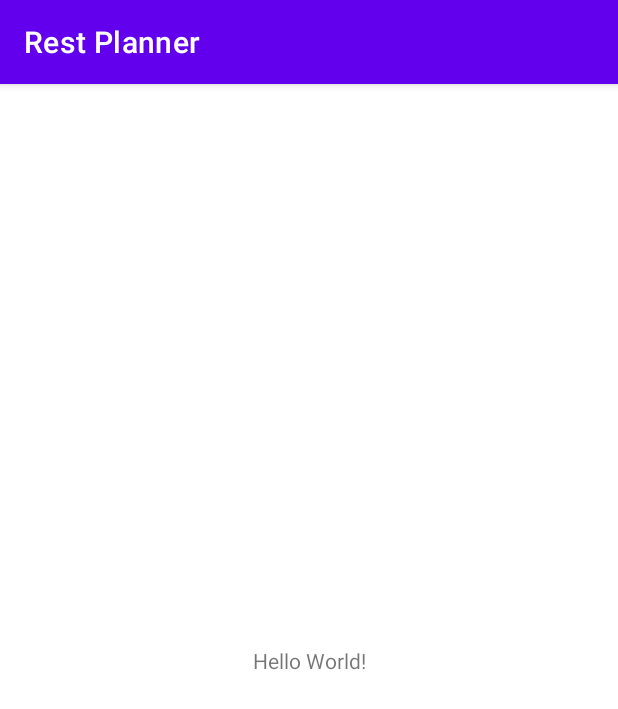
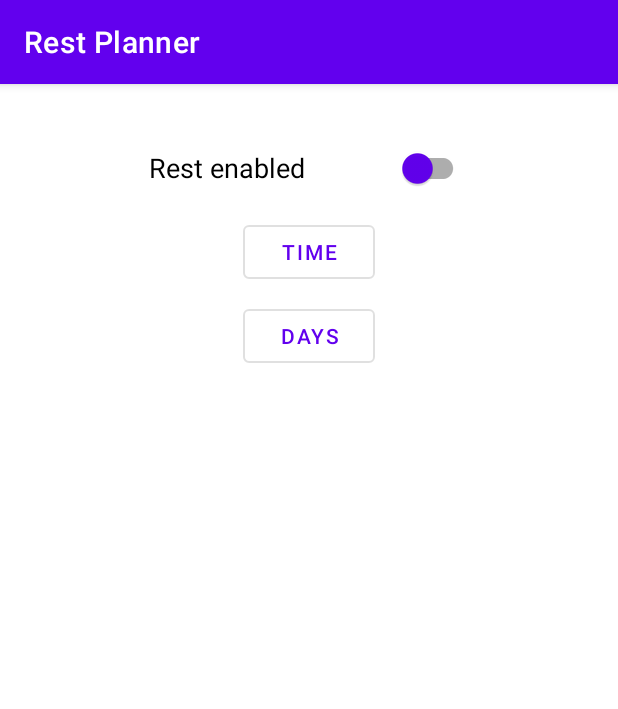
Before and after one commit to sergeevvs/rest-planner, an Android app: the screen it shows after launch (MainActivity), on a phone screen of 412 x 824 dp. Shown: the top 709 px of the screen. Run offline under Robolectric (Android 15) with nearby library versions, the phone set to English and light mode, and no system bars.

Commit message:
Time picker fragment. Process.

```diff
--- /dev/null
+++ b/app/src/main/java/com/github/sergeevvs/restplanner/MainFragment.kt
@@ -0,0 +1,28 @@
+package com.github.sergeevvs.restplanner
+
+import android.os.Bundle
+import android.view.LayoutInflater
+import android.view.View
+import android.view.ViewGroup
+import androidx.fragment.app.Fragment
+import com.github.sergeevvs.restplanner.databinding.FragmentMainBinding
+
+
+class MainFragment : Fragment() {
+
+    override fun onCreateView(
+        inflater: LayoutInflater,
+        container: ViewGroup?,
+        savedInstanceState: Bundle?,
+    ): View {
+        val binding = FragmentMainBinding.inflate(layoutInflater)
+
+        binding.btnTime.setOnClickListener { onBtnTimeClicked() }
+
+        return binding.root
+    }
+
+    private fun onBtnTimeClicked() {
+        val bottomModal = TimeFragment().show(parentFragmentManager, "tag")
+    }
+}
--- a/app/src/main/res/layout/activity_main.xml
+++ b/app/src/main/res/layout/activity_main.xml
@@ -6,13 +6,6 @@
     android:layout_height="match_parent"
     tools:context=".MainActivity">
 
-    <TextView
-        android:layout_width="wrap_content"
-        android:layout_height="wrap_content"
-        android:text="Hello World!"
-        app:layout_constraintBottom_toBottomOf="parent"
-        app:layout_constraintLeft_toLeftOf="parent"
-        app:layout_constraintRight_toRightOf="parent"
-        app:layout_constraintTop_toTopOf="parent" />
+    <include layout="@layout/content_main" />
 
 </androidx.constraintlayout.widget.ConstraintLayout>
--- /dev/null
+++ b/app/src/main/res/layout/content_main.xml
@@ -0,0 +1,15 @@
+<?xml version="1.0" encoding="utf-8"?>
+<FrameLayout xmlns:android="http://schemas.android.com/apk/res/android"
+    xmlns:app="http://schemas.android.com/apk/res-auto"
+    android:layout_width="match_parent"
+    android:layout_height="match_parent">
+
+    <androidx.fragment.app.FragmentContainerView
+        android:id="@+id/nav_host_fragment"
+        android:name="androidx.navigation.fragment.NavHostFragment"
+        android:layout_width="match_parent"
+        android:layout_height="match_parent"
+        app:defaultNavHost="true"
+        app:navGraph="@navigation/nav_graph" />
+
+</FrameLayout>
--- /dev/null
+++ b/app/src/main/res/layout/fragment_main.xml
@@ -0,0 +1,42 @@
+<?xml version="1.0" encoding="utf-8"?>
+<androidx.constraintlayout.widget.ConstraintLayout xmlns:android="http://schemas.android.com/apk/res/android"
+    xmlns:app="http://schemas.android.com/apk/res-auto"
+    android:layout_width="match_parent"
+    android:layout_height="match_parent"
+    android:padding="@dimen/layout_padding">
+
+    <com.google.android.material.switchmaterial.SwitchMaterial
+        android:id="@+id/switch_rest_planner_activating"
+        android:layout_width="wrap_content"
+        android:layout_height="wrap_content"
+        android:ems="10"
+        android:text="@string/rest_enabled"
+        android:textSize="@dimen/text_size"
+        app:layout_constraintEnd_toEndOf="parent"
+        app:layout_constraintStart_toStartOf="parent"
+        app:layout_constraintTop_toTopOf="parent"
+        app:thumbTint="?attr/colorPrimary" />
+
+    <Button
+        android:id="@+id/btn_time"
+        style="@style/Widget.MaterialComponents.Button.OutlinedButton"
+        android:layout_width="wrap_content"
+        android:layout_height="wrap_content"
+        android:layout_marginTop="@dimen/btn_margin"
+        android:text="@string/time"
+        app:layout_constraintEnd_toEndOf="parent"
+        app:layout_constraintStart_toStartOf="parent"
+        app:layout_constraintTop_toBottomOf="@+id/switch_rest_planner_activating" />
+
+    <Button
+        android:id="@+id/btn_days"
+        style="@style/Widget.MaterialComponents.Button.OutlinedButton"
+        android:layout_width="wrap_content"
+        android:layout_height="wrap_content"
+        android:layout_marginTop="@dimen/btn_margin"
+        android:text="@string/days"
+        app:layout_constraintEnd_toEndOf="parent"
+        app:layout_constraintStart_toStartOf="parent"
+        app:layout_constraintTop_toBottomOf="@+id/btn_time" />
+
+</androidx.constraintlayout.widget.ConstraintLayout>
--- /dev/null
+++ b/app/src/main/res/navigation/nav_graph.xml
@@ -0,0 +1,22 @@
+<?xml version="1.0" encoding="utf-8"?>
+<navigation xmlns:android="http://schemas.android.com/apk/res/android"
+    xmlns:app="http://schemas.android.com/apk/res-auto"
+    xmlns:tools="http://schemas.android.com/tools"
+    android:id="@+id/nav_graph.xml"
+    app:startDestination="@id/mainFragment">
+
+    <fragment
+        android:id="@+id/mainFragment"
+        android:name="com.github.sergeevvs.restplanner.MainFragment"
+        android:label="MainFragment"
+        tools:layout="@layout/fragment_main">
+        <action
+            android:id="@+id/action_mainFragment_to_timeFragment"
+            app:destination="@id/timeFragment" />
+    </fragment>
+    <fragment
+        android:id="@+id/timeFragment"
+        android:name="com.github.sergeevvs.restplanner.TimeFragment"
+        android:label="TimeFragment"
+        tools:layout="@layout/fragment_time" />
+</navigation>
--- /dev/null
+++ b/app/src/main/res/values/dimens.xml
@@ -0,0 +1,8 @@
+<?xml version="1.0" encoding="utf-8"?>
+<resources>
+    <dimen name="layout_padding">32dp</dimen>
+    <dimen name="text_size">18sp</dimen>
+    <dimen name="rb_text_size">16sp</dimen>
+    <dimen name="rb_padding">16dp</dimen>
+    <dimen name="btn_margin">8dp</dimen>
+</resources>
--- a/app/src/main/res/values/strings.xml
+++ b/app/src/main/res/values/strings.xml
@@ -1,3 +1,11 @@
 <resources>
     <string name="app_name">Rest Planner</string>
+    <string name="every_15_minutes">Каждые 15 минут</string>
+    <string name="every_30_minutes">Каждые 30 минут</string>
+    <string name="every_45_minutes">Каждые 45 минут</string>
+    <string name="every_60_minutes">Каждые 60 минут</string>
+    <string name="every_90_minutes">Каждые 90 минут</string>
+    <string name="rest_enabled">Rest enabled</string>
+    <string name="time">Time</string>
+    <string name="days">Days</string>
 </resources>
--- /dev/null
+++ b/app/src/main/res/values/styles.xml
@@ -0,0 +1,14 @@
+<?xml version="1.0" encoding="utf-8"?>
+<resources>
+
+    <style name="RestPlanner.RadioButton" parent="Widget.AppCompat.CompoundButton.RadioButton">
+        <item name="android:textColor">@color/black</item>
+        <item name="android:textSize">@dimen/rb_text_size</item>
+        <item name="android:padding">@dimen/rb_padding</item>
+    </style>
+
+    <style name="RestPlanner.TextView" parent="Widget.MaterialComponents.TextView">
+        <item name="android:textColor">@color/black</item>
+        <item name="android:textSize">@dimen/text_size</item>
+    </style>
+</resources>
--- a/app/src/main/res/values/themes.xml
+++ b/app/src/main/res/values/themes.xml
@@ -12,5 +12,7 @@
         <!-- Status bar color. -->
         <item name="android:statusBarColor" tools:targetApi="l">?attr/colorPrimaryVariant</item>
         <!-- Customize your theme here. -->
+        <item name="radioButtonStyle">@style/RestPlanner.RadioButton</item>
+        <item name="android:textViewStyle">@style/RestPlanner.TextView</item>
     </style>
 </resources>
--- a/build.gradle
+++ b/build.gradle
@@ -1,6 +1,6 @@
 // Top-level build file where you can add configuration options common to all sub-projects/modules.
 buildscript {
-    ext.kotlin_version = "1.4.21"
+    ext.kotlin_version = "1.4.31"
     repositories {
         google()
         jcenter()
```
Also changed, not shown: app/build.gradle (+9 -0 lines), app/src/main/java/com/github/sergeevvs/restplanner/TimeFragment.kt (added, +21 -0 lines), app/src/main/res/layout/fragment_time.xml (added, +60 -0 lines).
